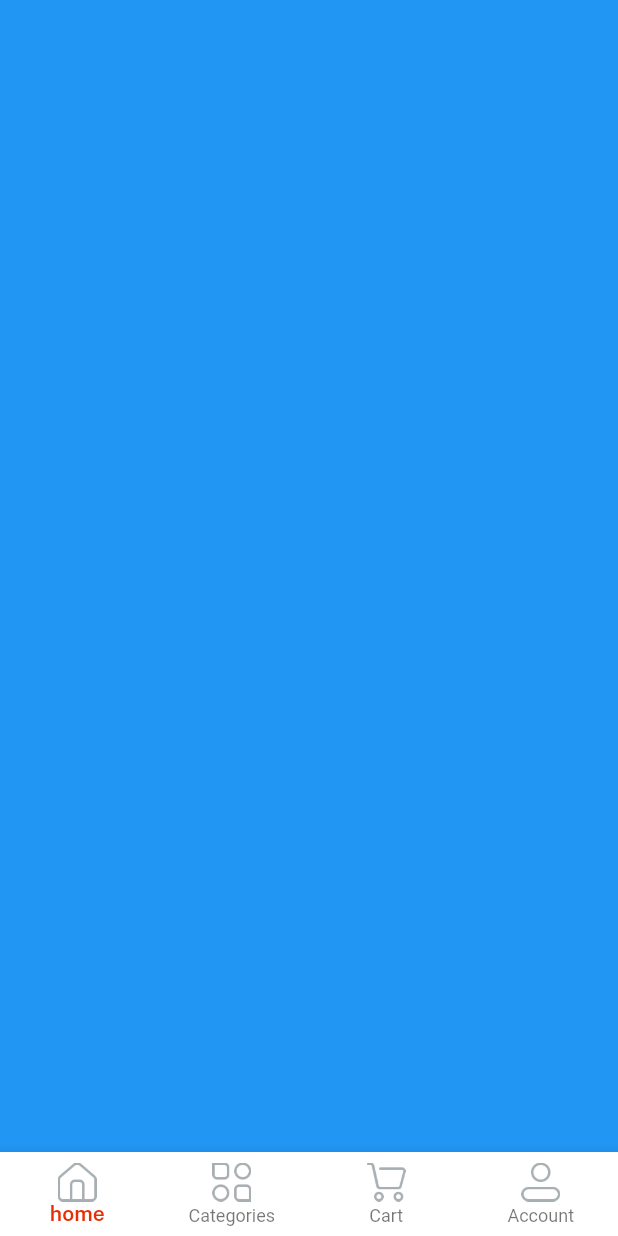
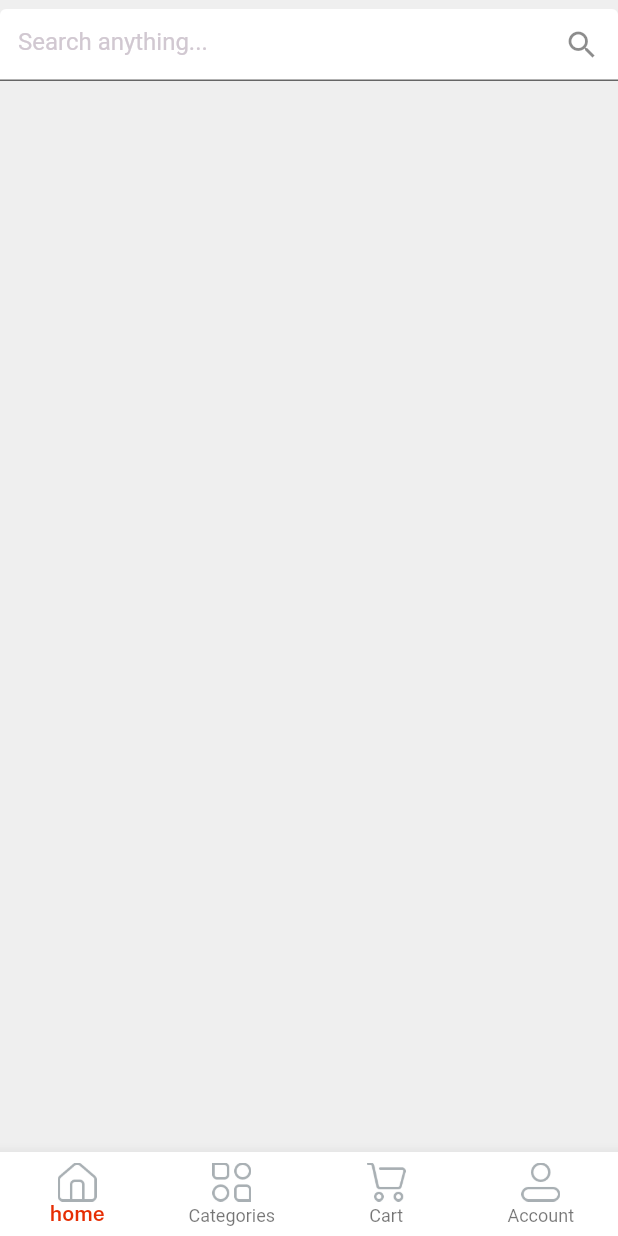
Before and after one commit to CodeT1m/flutter-ecommerce-firebase, a Flutter app: the screen it shows after launch, after a tap on "Log in", on a phone screen of 412 x 824 dp. Run offline on Flutter 3.47's test engine with Material 2 defaults, Android fonts, the phone set to English and light mode, and no system bars; drawn by our look-alikes of velocity_x; our stand-ins replace get; Roboto replaces fonts that are missing (sans-regular).

Commit message:
init screen folders & files

```diff
--- a/lib/constants/lists.dart
+++ b/lib/constants/lists.dart
@@ -1,5 +1,5 @@
 import 'package:flutter_ecommerce_firebase/constants/consts.dart';
 
-const socialIconList = [
-  icFacebookLogo, icGoogleLogo, icTwitterLogo
-];
+const socialIconList = [icFacebookLogo, icGoogleLogo, icTwitterLogo];
+
+const slidersList = [imgSlider1, imgSlider2, imgSlider3, imgSlider4];
--- a/lib/constants/strings.dart
+++ b/lib/constants/strings.dart
@@ -22,3 +22,12 @@ const home = "home",
     categories = "Categories",
     cart = "Cart",
     account = "Account";
+
+// home screen strings
+const searchanyting = "Search anything...",
+    todayDeal = "Today's Deal",
+    flashsale = "Flash Sale",
+    topSellers = "Top Sellers",
+    brand = "Brands",
+    topCategories = "Top Categories",
+    featuredCategories = "Featured Categories";
--- a/lib/views/auth_screen/login_screen.dart
+++ b/lib/views/auth_screen/login_screen.dart
@@ -1,6 +1,6 @@
 import 'package:flutter_ecommerce_firebase/constants/consts.dart';
 import 'package:flutter_ecommerce_firebase/views/auth_screen/signup_screen.dart';
-import 'package:flutter_ecommerce_firebase/views/home_screen/home_screen.dart';
+import 'package:flutter_ecommerce_firebase/views/home_screen/home.dart';
 import 'package:flutter_ecommerce_firebase/widgets_common/const_widgets.dart';
 import 'package:get/get.dart';
 
@@ -35,7 +35,7 @@ class LoginScreen extends StatelessWidget {
                           title: login,
                           textColor: whiteColor,
                           onPress: (){
-                            Get.to(()=>const HomeScreen());})
+                            Get.to(()=>const Home());})
                       .box
                       .width(context.screenWidth - 50)
                       .make(),
--- /dev/null
+++ b/lib/views/home_screen/home.dart
@@ -0,0 +1,81 @@
+import 'package:flutter_ecommerce_firebase/constants/consts.dart';
+import 'package:flutter_ecommerce_firebase/controllers/home_controller.dart';
+import 'package:flutter_ecommerce_firebase/views/cart_screen/cart_screen.dart';
+import 'package:flutter_ecommerce_firebase/views/category_screen/category_screen.dart';
+import 'package:flutter_ecommerce_firebase/views/home_screen/home_screen.dart';
+import 'package:flutter_ecommerce_firebase/views/profile_screen/profile_screen.dart';
+import 'package:get/get.dart';
+
+class Home extends StatefulWidget {
+  const Home({super.key});
+
+  @override
+  State<Home> createState() => _HomeState();
+}
+
+class _HomeState extends State<Home> {
+  @override
+  Widget build(BuildContext context) {
+    // init home controller
+    var controller = Get.put(HomeController());
+
+    var navbarItem = [
+      BottomNavigationBarItem(
+          icon: Image.asset(
+            icHome,
+            width: 26,
+          ),
+          label: home),
+      BottomNavigationBarItem(
+          icon: Image.asset(
+            icCategories,
+            width: 26,
+          ),
+          label: categories),
+      BottomNavigationBarItem(
+          icon: Image.asset(
+            icCart,
+            width: 26,
+          ),
+          label: cart),
+      BottomNavigationBarItem(
+          icon: Image.asset(
+            icProfile,
+            width: 26,
+          ),
+          label: account),
+    ];
+
+    var navBody = [
+      const HomeScreen(),
+      const CategoryScreen(),
+      const CartScreen(),
+      const ProfileScreen(),
+    ];
+
+    return Scaffold(
+      body: Column(
+        children: [
+          Obx(
+            () => Expanded(
+              child: navBody.elementAt(controller.currentNavIndex.value),
+            ),
+          ),
+        ],
+      ),
+      bottomNavigationBar: Obx(
+        () => BottomNavigationBar(
+          currentIndex: controller.currentNavIndex.value,
+          items: navbarItem,
+          type: BottomNavigationBarType.fixed,
+          selectedItemColor: redColor,
+          selectedLabelStyle: const TextStyle(fontFamily: semibold),
+          backgroundColor: whiteColor,
+          onTap: (value) {
+            controller.currentNavIndex.value = value;
+          },
+        ),
+      ),
+    );
+  }
+}
--- a/lib/views/home_screen/home_screen.dart
+++ b/lib/views/home_screen/home_screen.dart
@@ -1,8 +1,6 @@
 import 'package:flutter/src/widgets/framework.dart';
 import 'package:flutter/src/widgets/placeholder.dart';
 import 'package:flutter_ecommerce_firebase/constants/consts.dart';
-import 'package:flutter_ecommerce_firebase/controllers/home_controller.dart';
-import 'package:get/get.dart';
 
 class HomeScreen extends StatefulWidget {
   const HomeScreen({super.key});
@@ -14,74 +12,29 @@ class HomeScreen extends StatefulWidget {
 class _HomeScreenState extends State<HomeScreen> {
   @override
   Widget build(BuildContext context) {
-    // init home controller
-    var controller = Get.put(HomeController());
-
-    var navbarItem = [
-      BottomNavigationBarItem(
-          icon: Image.asset(
-            icHome,
-            width: 26,
-          ),
-          label: home),
-      BottomNavigationBarItem(
-          icon: Image.asset(
-            icCategories,
-            width: 26,
-          ),
-          label: categories),
-      BottomNavigationBarItem(
-          icon: Image.asset(
-            icCart,
-            width: 26,
-          ),
-          label: cart),
-      BottomNavigationBarItem(
-          icon: Image.asset(
-            icProfile,
-            width: 26,
-          ),
-          label: account),
-    ];
-
-    var navBody = [
-      Container(
-        color: Colors.blue,
-      ),
-      Container(
-        color: Colors.amber,
-      ),
-      Container(
-        color: Colors.purple,
-      ),
-      Container(
-        color: Colors.cyan,
-      ),
-    ];
-
-    return Scaffold(
-      body: Column(
-        children: [
-          Obx(
-            () => Expanded(
-              child: navBody.elementAt(controller.currentNavIndex.value),
+    return Container(
+      color: lightGrey,
+      width: context.screenWidth,
+      height: context.screenHeight,
+      child: SafeArea(child: Column(children: [
+        Container(
+          color: lightGrey,
+          alignment: Alignment.center,
+          height: 60,
+          child: TextFormField(
+            decoration: const InputDecoration(
+              suffixIcon: Icon(Icons.search),
+              filled: true,
+              fillColor: whiteColor,
+              hintText: searchanyting,
+              hintStyle: TextStyle(color: textfieldGrey)
             ),
           ),
-        ],
-      ),
-      bottomNavigationBar: Obx(
-        () => BottomNavigationBar(
-          currentIndex: controller.currentNavIndex.value,
-          items: navbarItem,
-          type: BottomNavigationBarType.fixed,
-          selectedItemColor: redColor,
-          selectedLabelStyle: const TextStyle(fontFamily: semibold),
-          backgroundColor: whiteColor,
-          onTap: (value) {
-            controller.currentNavIndex.value = value;
-          },
         ),
-      ),
+        VxSwiper.builder(itemCount: slidersList.length, itemBuilder: (context, index){
+          return Container();
+        })
+      ],)),
     );
   }
 }
```
Also changed, not shown: lib/views/cart_screen/cart_screen.dart (added, +16 -0 lines), lib/views/category_screen/category_screen.dart (added, +16 -0 lines), lib/views/profile_screen/profile_screen.dart (added, +16 -0 lines).
